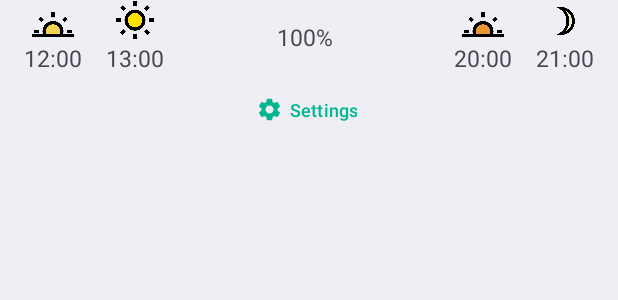
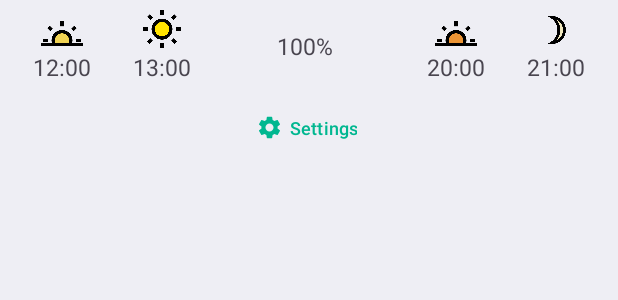
Before and after one commit to dawidkulpadev/MioGiapiccoHome, an Android app: the layout configbox_lightdevice.xml on its own in the app's theme, with its tools: preview values and no code run, on a phone screen of 412 x 824 dp. Shown: the top 300 px of the screen. Run offline under Robolectric (Android 15) with nearby library versions, the phone set to English and light mode, and no system bars.

```diff
--- a/app/src/main/java/pl/dawidkulpa/miogiapiccohome/API/AirDevice.java
+++ b/app/src/main/java/pl/dawidkulpa/miogiapiccohome/API/AirDevice.java
@@ -21,7 +21,7 @@ public class AirDevice extends Device{
     private final int humidWaterLvl;
 
     public AirDevice(JSONObject jobj, int roomId, int sectorId) throws JSONException, ParseException {
-        super(jobj);
+        super(jobj, Type.Air);
 
         roomParentId= roomId;
         sectorParentId= sectorId;
--- a/app/src/main/java/pl/dawidkulpa/miogiapiccohome/API/LightDevice.java
+++ b/app/src/main/java/pl/dawidkulpa/miogiapiccohome/API/LightDevice.java
@@ -42,7 +42,7 @@ public class LightDevice extends Device{
     public int getSsd() {return dayEndAt-sunsetStartAt;}
 
     public LightDevice(JSONObject jobj, int plantId) throws JSONException, ParseException {
-        super(jobj);
+        super(jobj, Type.Light);
 
         sectorParentId= plantId;
         name= jobj.getString(JSON_TAG_NAME);
--- a/app/src/main/java/pl/dawidkulpa/miogiapiccohome/API/SoilDevice.java
+++ b/app/src/main/java/pl/dawidkulpa/miogiapiccohome/API/SoilDevice.java
@@ -13,7 +13,7 @@ public class SoilDevice extends Device {
     int batteryLevel;
 
     public SoilDevice(Plant parent, JSONObject jobj) throws JSONException, ParseException {
-        super(jobj);
+        super(jobj, Type.Soil);
         this.parent= parent;
         airHumidity= jobj.getInt("AH");
         airTemperature= jobj.getInt("AT");
--- a/app/src/main/java/pl/dawidkulpa/miogiapiccohome/activities/MainActivity.java
+++ b/app/src/main/java/pl/dawidkulpa/miogiapiccohome/activities/MainActivity.java
@@ -280,7 +280,7 @@ public class MainActivity extends AppCompatActivity
 
     @Override
     public void onLightDeviceDeleteClick(LightDevice d) {
-
+        user.unregisterDevice(d, this::onUpdateLightDeviceResult);
     }
 
     @Override
--- a/app/src/main/java/pl/dawidkulpa/miogiapiccohome/activities/NewDeviceActivity.java
+++ b/app/src/main/java/pl/dawidkulpa/miogiapiccohome/activities/NewDeviceActivity.java
@@ -66,8 +66,8 @@ public class NewDeviceActivity extends AppCompatActivity {
     public static final int ACTION_TIMEOUT_READ_CHARACTERISTICS         = 5000;
     public static final int ACTION_TIMEOUT_ENABLE_NOTIFICATIONS         = 4000;
     public static final int ACTION_TIMEOUT_REGISTER_DEVICE              = 10000;
-    public static final int ACTION_TIMEOUT_WRITE_CHARACTERISTICS        = 6000;
-    public static final int ACTION_TIMEOUT_DEVICE_CONFIGURED_RESPONSE   = 4000;
+    public static final int ACTION_TIMEOUT_WRITE_CHARACTERISTICS        = 15000;
+    public static final int ACTION_TIMEOUT_DEVICE_CONFIGURED_RESPONSE   = 15000;
     public static final int ACTION_TIMEOUT_DEVICE_SEARCH                = 120000;
 
     public static final String SERVICE_UUID                  = "952cb13b-57fa-4885-a445-57d1f17328fd";
@@ -852,8 +852,10 @@ public class NewDeviceActivity extends AppCompatActivity {
         if(success){
             stopTimeoutWatchdog();
             systemState=SystemState.WritingCharacteristics;
+            Log.d("NewDeviceActivity", "New version");
             Log.d("NewDeviceActivity", "System state: WritingCharacteristics");
             Log.d("NewDeviceActivity", "Populate device in database success");
+            Log.d("NewDeviceActivity", "Sending picklock: "+user.getPicklock());
             writeCharacteristics();
             startTimeoutWatchdog(ACTION_TIMEOUT_WRITE_CHARACTERISTICS);
         } else {
--- a/app/src/main/java/pl/dawidkulpa/miogiapiccohome/adapters/LightDevicesListAdapter.java
+++ b/app/src/main/java/pl/dawidkulpa/miogiapiccohome/adapters/LightDevicesListAdapter.java
@@ -117,7 +117,7 @@ public class LightDevicesListAdapter extends RecyclerView.Adapter<RecyclerView.V
                     view -> openChangeDLIDialog(ld, dataChangeListener));
 
             settingsButton.setOnClickListener(v -> {
-                openLightDeviceSettingsDialog(ld, null);
+                openLightDeviceSettingsDialog(ld, dataChangeListener);
             });
         }
 
--- a/app/src/main/java/pl/dawidkulpa/miogiapiccohome/dialogs/LightDeviceSettingsDialog.java
+++ b/app/src/main/java/pl/dawidkulpa/miogiapiccohome/dialogs/LightDeviceSettingsDialog.java
@@ -58,6 +58,9 @@ public class LightDeviceSettingsDialog {
             rootView.findViewById(R.id.software_update_button).setOnClickListener(v -> interactionListener.onUpdateButtonClick(device));
         }
 
+        // TODO: Make delete confirmation and close dialog on success
+        //rootView.findViewById(R.id.delete_button).setOnClickListener(v->interactionListener.onDeleteButtonClick(device));
+
         nameInputText.setHint(device.getName());
         nameInputText.addTextChangedListener(new TextWatcher() {
             @Override
--- a/app/src/main/res/drawable-v24/button_default.xml
+++ /dev/null
@@ -1,17 +0,0 @@
-<?xml version="1.0" encoding="utf-8"?>
-<ripple xmlns:android="http://schemas.android.com/apk/res/android"
-    android:color="@color/colorSimpleMask">
-
-    <item android:id="@android:id/mask">
-        <shape android:shape="rectangle">
-            <solid android:color="@color/colorSimpleMask" />
-        </shape>
-    </item>
-
-    <item android:id="@android:id/background">
-        <shape android:shape="rectangle">
-            <solid android:color="@color/buttonDefault"/>
-        </shape>
-    </item>
-
-</ripple>
--- a/app/src/main/res/drawable/simple_ripple.xml
+++ b/app/src/main/res/drawable/simple_ripple.xml
@@ -4,7 +4,7 @@
 
     <item android:id="@android:id/mask">
         <shape android:shape="rectangle">
-            <corners android:radius="5dp"/>
+            <corners android:radius="10dp"/>
             <solid android:color="@color/colorRipple" />
         </shape>
     </item>
--- a/app/src/main/res/layout/activity_signin.xml
+++ b/app/src/main/res/layout/activity_signin.xml
@@ -95,7 +95,6 @@
         android:layout_height="wrap_content"
         app:layout_constraintEnd_toEndOf="parent"
         app:layout_constraintBottom_toBottomOf="parent"
-        android:background="@drawable/button_default"
         android:text="@string/button_create_account"
         android:textAllCaps="false"
         android:onClick="onSignUpClick"
--- a/app/src/main/res/layout/configbox_lightdevice.xml
+++ b/app/src/main/res/layout/configbox_lightdevice.xml
@@ -9,10 +9,11 @@
         android:id="@+id/ld_ds_box"
         android:layout_width="wrap_content"
         android:layout_height="wrap_content"
-        android:background="@drawable/button_default"
+        android:background="@drawable/simple_ripple"
         android:layout_marginStart="16dp"
         app:layout_constraintStart_toStartOf="parent"
-        app:layout_constraintTop_toTopOf="parent">
+        app:layout_constraintTop_toTopOf="parent"
+        android:padding="6dp">
         <ImageView
             android:id="@+id/ld_ds_icon"
             android:layout_width="@dimen/details_light_icon_size"
@@ -34,10 +35,11 @@
         android:id="@+id/ld_sre_box"
         android:layout_width="wrap_content"
         android:layout_height="wrap_content"
-        android:background="@drawable/button_default"
+        android:background="@drawable/simple_ripple"
         android:layout_marginStart="16dp"
         app:layout_constraintStart_toEndOf="@id/ld_ds_box"
-        app:layout_constraintTop_toTopOf="parent">
+        app:layout_constraintTop_toTopOf="parent"
+        android:padding="6dp">
         <ImageView
             android:id="@+id/ld_sre_icon"
             android:layout_width="@dimen/details_light_icon_size"
@@ -64,17 +66,19 @@
         app:layout_constraintBottom_toBottomOf="@id/ld_de_box"
         app:layout_constraintStart_toStartOf="parent"
         app:layout_constraintEnd_toEndOf="parent"
-        android:background="@drawable/button_default"
+        android:background="@drawable/simple_ripple"
+        android:padding="16dp"
         android:text="100%"/>
 
     <RelativeLayout
         android:id="@+id/ld_sss_box"
         android:layout_width="wrap_content"
         android:layout_height="wrap_content"
-        android:background="@drawable/button_default"
+        android:background="@drawable/simple_ripple"
         android:layout_marginEnd="16dp"
         app:layout_constraintEnd_toStartOf="@id/ld_de_box"
-        app:layout_constraintTop_toTopOf="parent">
+        app:layout_constraintTop_toTopOf="parent"
+        android:padding="6dp">
         <ImageView
             android:id="@+id/ld_sss_icon"
             android:layout_width="@dimen/details_light_icon_size"
@@ -95,10 +99,11 @@
         android:id="@+id/ld_de_box"
         android:layout_width="wrap_content"
         android:layout_height="wrap_content"
-        android:background="@drawable/button_default"
+        android:background="@drawable/simple_ripple"
         android:layout_marginEnd="16dp"
         app:layout_constraintEnd_toEndOf="parent"
-        app:layout_constraintTop_toTopOf="parent">
+        app:layout_constraintTop_toTopOf="parent"
+        android:padding="6dp">
         <ImageView
             android:id="@+id/ld_de_icon"
             android:layout_width="@dimen/details_light_icon_size"
--- a/app/src/main/res/layout/content_new_device.xml
+++ b/app/src/main/res/layout/content_new_device.xml
@@ -221,7 +221,6 @@
         android:id="@+id/next_step_button"
         android:layout_width="wrap_content"
         android:layout_height="wrap_content"
-        android:background="@drawable/button_dark"
         android:layout_marginTop="24dp"
         android:textAllCaps="false"
         android:text="@string/button_start"
--- a/app/src/main/res/layout/detailsbox_sensordevice.xml
+++ b/app/src/main/res/layout/detailsbox_sensordevice.xml
@@ -27,7 +27,6 @@
             android:id="@+id/sh_box"
             android:layout_width="wrap_content"
             android:layout_height="wrap_content"
-            android:background="@drawable/button_default"
             android:layout_marginStart="16dp"
             android:layout_alignParentStart="true">
             <ImageView
@@ -51,7 +50,6 @@
             android:id="@+id/ah_box"
             android:layout_width="wrap_content"
             android:layout_height="wrap_content"
-            android:background="@drawable/button_default"
             android:layout_marginStart="16dp"
             android:layout_toEndOf="@id/sh_box">
             <ImageView
@@ -75,7 +73,6 @@
             android:id="@+id/at_box"
             android:layout_width="wrap_content"
             android:layout_height="wrap_content"
-            android:background="@drawable/button_default"
             android:layout_marginStart="16dp"
             android:layout_toEndOf="@id/ah_box">
             <ImageView
@@ -99,7 +96,6 @@
             android:id="@+id/btry_box"
             android:layout_width="wrap_content"
             android:layout_height="wrap_content"
-            android:background="@drawable/button_default"
             android:layout_marginEnd="16dp"
             android:layout_alignParentEnd="true"
             android:layout_centerVertical="true">
--- a/app/src/main/res/layout/listitem_plant.xml
+++ b/app/src/main/res/layout/listitem_plant.xml
@@ -17,7 +17,6 @@
             android:layout_width="wrap_content"
             android:layout_height="wrap_content"
             android:text="Akwarium"
-            android:background="@drawable/button_default"
             android:textSize="20sp"
             android:textStyle="bold"
             android:textColor="#333333"/>
--- a/app/src/main/res/values/colors.xml
+++ b/app/src/main/res/values/colors.xml
@@ -1,14 +1,6 @@
 <?xml version="1.0" encoding="utf-8"?>
 <resources>
-    <color name="colorPrimary">#82d0d5</color>
-    <color name="colorPrimaryDark">#2D9FA6</color>
-    <color name="colorDisabled">#E4E4E4</color>
-    <color name="colorAccent">#10F1FF</color>
-    <color name="colorRipple">#0C4BCFB2</color>
-
-    <color name="buttonDefault">#00000000</color>
-    <color name="colorButtonDarkMask">#B2032D5A</color>
-    <color name="colorSimpleMask">#4B032D5A</color>
+    <color name="colorRipple">#174BCFB2</color>
 
     <color name="textPrimary">#222</color>
     <color name="textSecondary">#333</color>
@@ -18,6 +10,5 @@
     <color name="textSecondaryLight">#aaa</color>
     <color name="textDisabledLight">#555</color>
 
-    <color name="backgroundColor">#2C2D2D</color>
     <color name="backgroundDarkerColor">#222323</color>
 </resources>
```
Also changed, not shown: app/src/main/java/pl/dawidkulpa/miogiapiccohome/API/Device.java (+37 -15 lines), app/src/main/java/pl/dawidkulpa/miogiapiccohome/API/User.java (+25 -0 lines), app/src/main/java/pl/dawidkulpa/miogiapiccohome/dialogs/DLIPickerDialog.java (+4 -8 lines), app/src/main/res/drawable-v24/button_white.xml (deleted, +0 -48 lines), app/src/main/res/drawable/button_dark.xml (deleted, +0 -48 lines).
